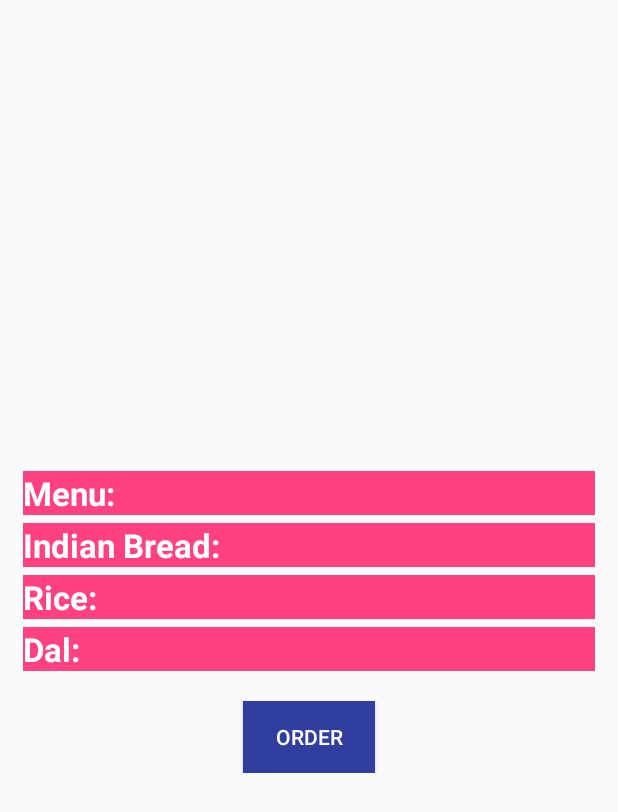
After one commit to h-rshada/SAN, an Android app: the OrderDetailsActivity screen opened directly, with no data from a screen before it, on a phone screen of 412 x 824 dp. The commit adds this screen. Shown: the top 812 px of the screen. Run offline under Robolectric (Android 15) with nearby library versions, the phone set to English and light mode, and no system bars; our stand-ins replace ButterKnife; 1 statement that could not run was skipped.

Commit message:
OrderDetails activity added .

```diff
--- a/app/src/main/AndroidManifest.xml
+++ b/app/src/main/AndroidManifest.xml
@@ -66,7 +66,8 @@
 
         <activity
             android:name=".MapsActivity"
-            android:label="@string/title_activity_maps"></activity>
+            android:label="@string/title_activity_maps" />
+        <activity android:name=".OrderDetailsActivity"></activity>
     </application>
 
 </manifest>
--- a/app/src/main/java/com/example/android/san/MenuType.java
+++ b/app/src/main/java/com/example/android/san/MenuType.java
@@ -137,6 +137,7 @@ public class MenuType extends AppCompatActivity {
                 break;
             case R.id.cardBasic:
                 tiffinType = txtTiffinType.getText().toString();
+                Log.d("T*********", tiffinType);
                 intent.putExtra("TiffinType", tiffinType);
                 startActivity(intent);
 
--- /dev/null
+++ b/app/src/main/java/com/example/android/san/OrderDetailsActivity.java
@@ -0,0 +1,71 @@
+package com.example.android.san;
+
+import android.app.Activity;
+import android.content.SharedPreferences;
+import android.os.Bundle;
+import android.support.v7.app.AppCompatActivity;
+import android.util.Log;
+import android.widget.TextView;
+
+import butterknife.ButterKnife;
+import butterknife.InjectView;
+
+public class OrderDetailsActivity extends AppCompatActivity {
+
+    @InjectView(R.id.txtMenu)
+    TextView txtMenu;
+    @InjectView(R.id.txtBread)
+    TextView txtBread;
+    @InjectView(R.id.txtRice)
+    TextView txtRice;
+    @InjectView(R.id.txtDal)
+    TextView txtDal;
+    SharedPreferences sp;
+    String bread, rice, dal, amtoil, oiltype, heat, salt, menu, type, tiffintype, tt1;
+
+    @Override
+    protected void onCreate(Bundle savedInstanceState) {
+        super.onCreate(savedInstanceState);
+        setContentView(R.layout.activity_order_details);
+        ButterKnife.inject(this);
+        sp = getSharedPreferences("YourSharedPreference", Activity.MODE_PRIVATE);
+        type = sp.getString("TYPE", null);
+        tiffintype = sp.getString("TIFFIN", null);
+
+        Log.d("type", type);
+        Log.d("Tiffin", tiffintype);
+        if (tiffintype.equals("Basic")) {
+            menu = sp.getString("BASIC", null);
+            Log.d("Menu", menu);
+        }
+       /* else if(tiffintype.equals("Heavy"))
+        {
+            menu=sp.getString("HEAVY",null);
+            List listOfNames = new ArrayList(menu);
+            Log.d("Adapterlist***", listOfNames.get(0) + "");
+            Log.d("Menu**",menu);
+        }*/
+        bread = getIntent().getStringExtra("Bread");
+        rice = getIntent().getStringExtra("Rice");
+        dal = getIntent().getStringExtra("Dal");
+        heat = getIntent().getStringExtra("Heat");
+        salt = getIntent().getStringExtra("Salt");
+        amtoil = getIntent().getStringExtra("AmtOil");
+        oiltype = getIntent().getStringExtra("OilType");
+        // menu=getIntent().getStringExtra("Menu");
+
+        Log.d("Bread", bread);
+        Log.d("Rice", rice);
+        Log.d("Dal", dal);
+        Log.d("Heat", heat);
+        Log.d("Salt", salt);
+        Log.d("AmtOil", amtoil);
+        Log.d("OilType", oiltype);
+
+        txtMenu.setText(menu);
+        txtBread.setText(bread);
+        txtRice.setText(rice);
+        txtDal.setText(dal);
+
+    }
+}
--- /dev/null
+++ b/app/src/main/res/layout/activity_order_details.xml
@@ -0,0 +1,128 @@
+<?xml version="1.0" encoding="utf-8"?>
+<ScrollView xmlns:android="http://schemas.android.com/apk/res/android"
+    xmlns:tools="http://schemas.android.com/tools"
+    android:layout_width="match_parent"
+    android:layout_height="match_parent"
+    tools:context="com.example.android.san.OrderDetailsActivity">
+
+    <LinearLayout
+        android:layout_width="match_parent"
+        android:layout_height="match_parent"
+        android:layout_gravity="center"
+        android:layout_margin="15dp"
+        android:orientation="vertical">
+
+        <LinearLayout
+            android:layout_width="match_parent"
+            android:layout_height="wrap_content"
+            android:layout_marginTop="5dp"
+            android:background="@color/colorAccent"
+            android:orientation="horizontal">
+
+            <TextView
+                android:layout_width="0dp"
+                android:layout_height="wrap_content"
+                android:layout_weight="1"
+                android:text="Menu:"
+                android:textColor="@color/white"
+                android:textSize="22dp"
+                android:textStyle="bold" />
+
+            <TextView
+                android:id="@+id/txtMenu"
+                android:layout_width="0dp"
+                android:layout_height="wrap_content"
+                android:layout_weight="1"
+                android:textColor="@color/white"
+                android:textSize="20dp" />
+        </LinearLayout>
+
+        <LinearLayout
+            android:layout_width="match_parent"
+            android:layout_height="wrap_content"
+            android:layout_marginTop="5dp"
+            android:background="@color/colorAccent"
+            android:orientation="horizontal">
+
+            <TextView
+                android:layout_width="0dp"
+                android:layout_height="wrap_content"
+                android:layout_weight="1"
+                android:text="Indian Bread:"
+                android:textColor="@color/white"
+                android:textSize="22dp"
+                android:textStyle="bold" />
+
+            <TextView
+                android:id="@+id/txtBread"
+                android:layout_width="0dp"
+                android:layout_height="wrap_content"
+                android:layout_weight="1"
+                android:textColor="@color/white"
+                android:textSize="20dp" />
+        </LinearLayout>
+
+        <LinearLayout
+            android:layout_width="match_parent"
+            android:layout_height="wrap_content"
+            android:layout_marginTop="5dp"
+            android:background="@color/colorAccent"
+            android:orientation="horizontal">
+
+            <TextView
+                android:layout_width="0dp"
+                android:layout_height="wrap_content"
+                android:layout_weight="1"
+                android:text="Rice:"
+                android:textColor="@color/white"
+                android:textSize="22dp"
+                android:textStyle="bold" />
+
+            <TextView
+                android:id="@+id/txtRice"
+                android:layout_width="0dp"
+                android:layout_height="wrap_content"
+                android:layout_weight="1"
+                android:textColor="@color/white"
+                android:textSize="20dp" />
+
+        </LinearLayout>
+
+        <LinearLayout
+            android:layout_width="match_parent"
+            android:layout_height="wrap_content"
+            android:layout_marginTop="5dp"
+            android:background="@color/colorAccent"
+            android:orientation="horizontal">
+
+            <TextView
+                android:layout_width="0dp"
+                android:layout_height="wrap_content"
+                android:layout_weight="1"
+                android:text="Dal:"
+                android:textColor="@color/white"
+                android:textSize="22dp"
+                android:textStyle="bold" />
+
+            <TextView
+                android:id="@+id/txtDal"
+                android:layout_width="0dp"
+                android:layout_height="wrap_content"
+                android:layout_weight="1"
+                android:textColor="@color/white"
+                android:textSize="20dp" />
+
+        </LinearLayout>
+
+        <Button
+            android:id="@+id/btnOrder"
+            android:layout_width="wrap_content"
+            android:layout_height="wrap_content"
+            android:layout_gravity="center"
+            android:layout_marginTop="20dp"
+            android:background="@color/colorPrimaryDark"
+            android:text="order"
+            android:textColor="@color/white" />
+    </LinearLayout>
+
+</ScrollView>
--- a/app/src/main/res/layout/container_radiobutton.xml
+++ b/app/src/main/res/layout/container_radiobutton.xml
@@ -13,7 +13,6 @@
                 android:id="@+id/radioSubji"
                 android:layout_width="wrap_content"
                 android:layout_height="wrap_content"
-            android:clickable="false"
                 android:text="Subji"/>
 
     </LinearLayout>
--- a/app/src/main/res/layout/fragment_veg.xml
+++ b/app/src/main/res/layout/fragment_veg.xml
@@ -358,6 +358,7 @@
     </ScrollView>
 
     <Button
+        android:id="@+id/btnSubmit"
         android:layout_width="match_parent"
         android:layout_height="wrap_content"
         android:layout_alignParentBottom="true"
```
Also changed, not shown: app/src/main/java/com/example/android/san/AdapterCheckbox.java (+8 -7 lines), app/src/main/java/com/example/android/san/AdapterRadioButton.java (+13 -4 lines), app/src/main/java/com/example/android/san/RecyclerItemClickListener.java (added, +51 -0 lines), app/src/main/java/com/example/android/san/VegFragment.java (+99 -3 lines).
